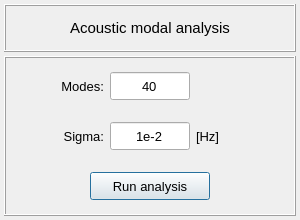
Above: pulse/interface/data/ui_files/analysis/acoustic/modal_analysis.ui from open-pulse/OpenPulse before the change. Below: the same form after it.
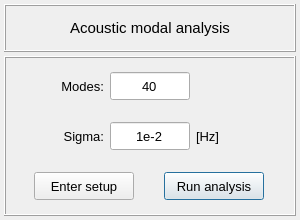
That is the form after the change. Icons and pictures are not drawn.

Commit message: Fix the TL bug and implement save/load model results for last analysis

The edit to the form file:
```diff
--- a/pulse/interface/data/ui_files/analysis/acoustic/modal_analysis.ui
+++ b/pulse/interface/data/ui_files/analysis/acoustic/modal_analysis.ui
@@ -487,17 +487,17 @@
          <property name="bottomMargin">
           <number>0</number>
          </property>
-         <item row="0" column="0">
+         <item row="0" column="1">
           <widget class="QPushButton" name="pushButton_run_analysis">
            <property name="minimumSize">
             <size>
-             <width>120</width>
+             <width>100</width>
              <height>28</height>
             </size>
            </property>
            <property name="maximumSize">
             <size>
-             <width>120</width>
+             <width>100</width>
              <height>28</height>
             </size>
            </property>
@@ -518,6 +518,37 @@
            </property>
           </widget>
          </item>
+         <item row="0" column="0">
+          <widget class="QPushButton" name="pushButton_enter_setup">
+           <property name="minimumSize">
+            <size>
+             <width>100</width>
+             <height>28</height>
+            </size>
+           </property>
+           <property name="maximumSize">
+            <size>
+             <width>100</width>
+             <height>28</height>
+            </size>
+           </property>
+           <property name="font">
+            <font>
+             <family>MS Shell Dlg 2</family>
+             <pointsize>10</pointsize>
+             <weight>50</weight>
+             <italic>false</italic>
+             <bold>false</bold>
+            </font>
+           </property>
+           <property name="styleSheet">
+            <string notr="true"/>
+           </property>
+           <property name="text">
+            <string>Enter setup</string>
+           </property>
+          </widget>
+         </item>
         </layout>
        </widget>
       </item>
```
The commit also changes 57 other files.
